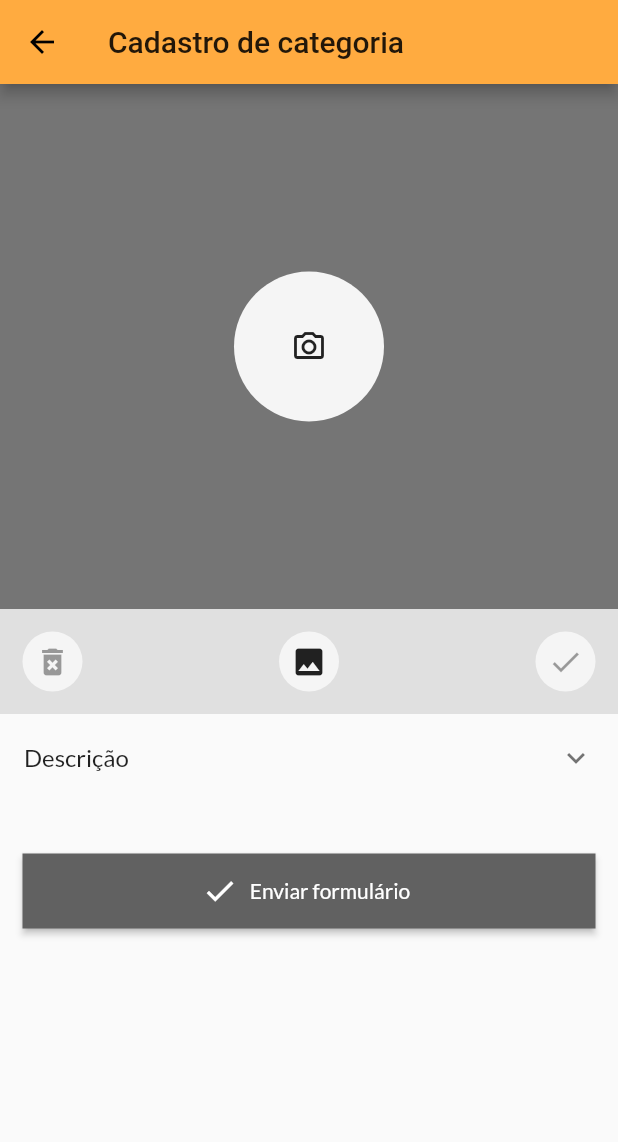
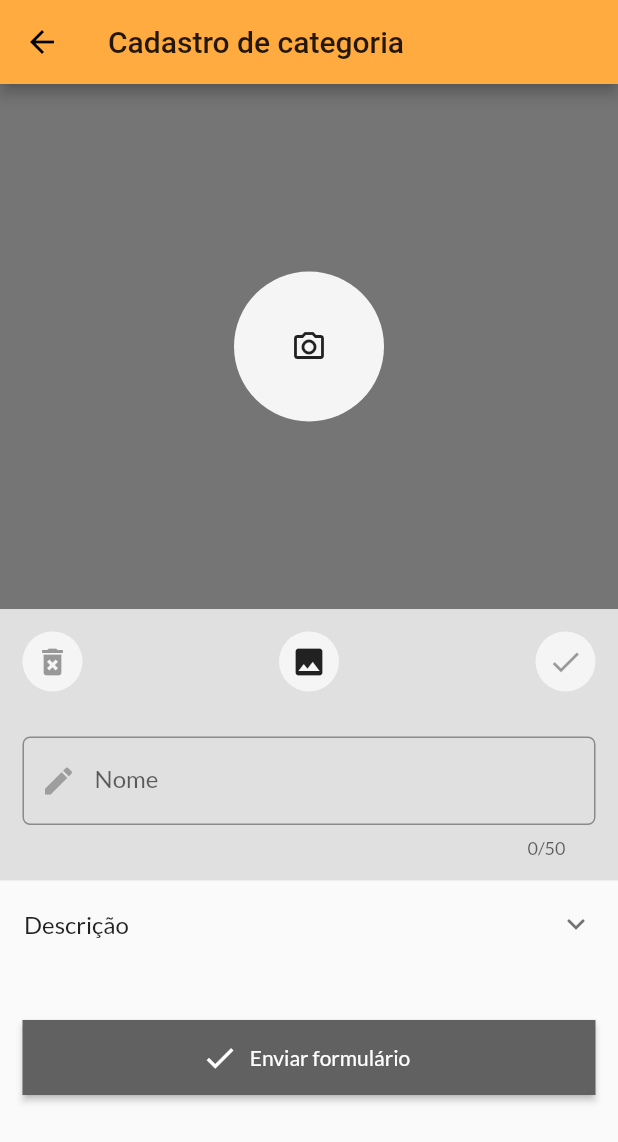
Before and after one commit to ofertasbv/ofertafluttermobile, a Flutter app: the CategoriaCreatePage screen opened directly, on a phone screen of 412 x 824 dp. Shown: the top 1142 px of the screen. Run offline on Flutter 3.47's test engine with Material 2 defaults, Android fonts, the phone set to English and light mode, and no system bars; our stand-ins replace audioplayers, carousel_pro, datetime_picker_formfield, dio, flutter_masked_text, flutter_mobx and 12 more; missing offline and left inert: barcode_scan, geolocator_web, google_maps_flutter_web, launchers, location_web, masked_text_input_formatter and 2 more; accounts and stored records are empty; generated files the repository leaves out were written again; network calls fail.

Commit message:
corrigindo erros - 01

```diff
--- a/lib/src/api/constants/constant_api.dart
+++ b/lib/src/api/constants/constant_api.dart
@@ -1,5 +1,5 @@
 class ConstantApi {
-  static String urlList = "http://10.0.0.107:8081";
+  static String urlList = "http://10.0.0.102:8081";
 
   static String urlArquivoProduto = urlList + "/produtos/download/";
   static String urlArquivoSubCategoria = urlList + "/subcategorias/download/";
--- a/lib/src/core/controller/pedidoItem_controller.dart
+++ b/lib/src/core/controller/pedidoItem_controller.dart
@@ -17,7 +17,7 @@ abstract class PedidoItemControllerBase with Store {
   }
 
   @observable
-  int quantidade = 0;
+  int quantidade = 1;
 
   @observable
   double valorUnitario = 0;
--- a/lib/src/core/model/categoria.dart
+++ b/lib/src/core/model/categoria.dart
@@ -4,14 +4,21 @@ class Categoria {
   int id;
   String nome;
   String foto;
+  String color;
   List<SubCategoria> subCategorias;
 
-  Categoria({this.id, this.nome, this.foto});
+  Categoria({
+    this.id,
+    this.nome,
+    this.foto,
+    this.color,
+  });
 
   Categoria.fromJson(Map<String, dynamic> json) {
     id = json['id'];
     nome = json['nome'];
     foto = json['foto'];
+    color = json['color'];
 
     if (json['subCategorias'] != null) {
       subCategorias = new List<SubCategoria>();
@@ -26,6 +33,7 @@ class Categoria {
     data['id'] = this.id;
     data['nome'] = this.nome;
     data['foto'] = this.foto;
+    data['color'] = this.color;
     return data;
   }
 }
--- a/lib/src/core/model/estoque.dart
+++ b/lib/src/core/model/estoque.dart
@@ -6,7 +6,7 @@ class Estoque {
   double valorUnitario;
   double valorVenda;
   double percentual;
-  EstoqueStatus estoqueStatus;
+  String estoqueStatus;
   DateTime dataRegistro;
   DateTime dataVencimento;
 
--- a/lib/src/paginas/categoria/categoria_create_page.dart
+++ b/lib/src/paginas/categoria/categoria_create_page.dart
@@ -145,6 +145,7 @@ class _CategoriaCreatePageState extends State<CategoriaCreatePage> {
   }
 
   ListView buildListViewForm(BuildContext context) {
+    var focus = FocusScope.of(context);
     return ListView(
       children: <Widget>[
         Container(
@@ -261,6 +262,40 @@ class _CategoriaCreatePageState extends State<CategoriaCreatePage> {
                             )
                           ],
                         ),
+                      ),
+                    ],
+                  ),
+                ),
+                Container(
+                  padding: EdgeInsets.all(15),
+                  child: Column(
+                    children: <Widget>[
+                      TextFormField(
+                        initialValue: c.nome,
+                        onSaved: (value) => c.nome = value,
+                        validator: (value) =>
+                            value.isEmpty ? "campo obrigatório" : null,
+                        decoration: InputDecoration(
+                          labelText: "Nome",
+                          hintText: "entre com o nome",
+                          prefixIcon: Icon(
+                            Icons.edit,
+                            color: Colors.grey,
+                          ),
+                          contentPadding:
+                              EdgeInsets.fromLTRB(20.0, 20.0, 20.0, 20.0),
+                          border: OutlineInputBorder(
+                              borderRadius: BorderRadius.circular(5.0)),
+                          focusedBorder: OutlineInputBorder(
+                            borderSide: BorderSide(color: Colors.lime[900]),
+                            gapPadding: 1,
+                            borderRadius: BorderRadius.circular(5.0),
+                          ),
+                        ),
+                        onEditingComplete: () => focus.nextFocus(),
+                        keyboardType: TextInputType.text,
+                        maxLength: 50,
+                        maxLines: 1,
                       ),
                     ],
                   ),
--- a/pubspec.yaml
+++ b/pubspec.yaml
@@ -8,7 +8,7 @@ version: 1.0.0+1
 androidX: true
 
 environment:
-  sdk: ">=2.12.0 <3.0.0"
+  sdk: ">=2.7.0 <3.0.0"
 
 dependencies:
   flutter:
```
Also changed, not shown: lib/src/core/controller/produto_controller.dart (+4 -4 lines), lib/src/core/model/promocao.dart (+14 -3 lines), lib/src/paginas/produto/produto_create_page.dart (+29 -29 lines), lib/src/paginas/produto/produto_grid.dart (+2 -5 lines), lib/src/paginas/produto/produto_list.dart (+2 -6 lines), lib/src/paginas/produto/produto_tab.dart (+1 -6 lines), lib/src/paginas/promocao/promocao_create_page.dart (+6 -1 lines), 1 other file.
